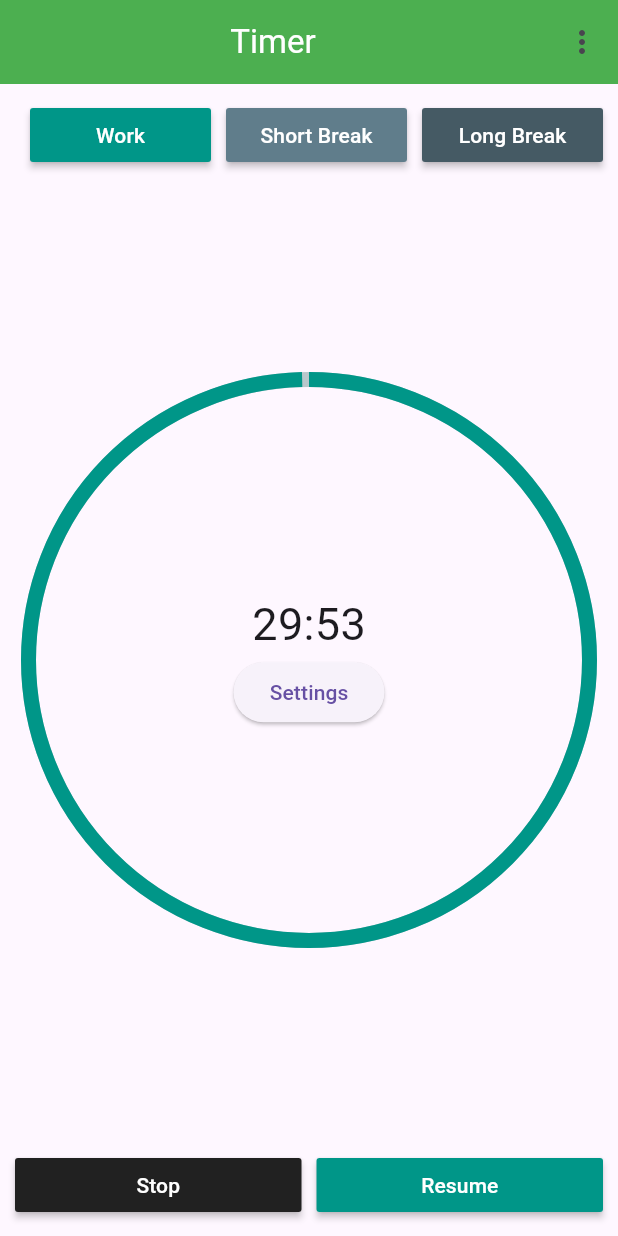
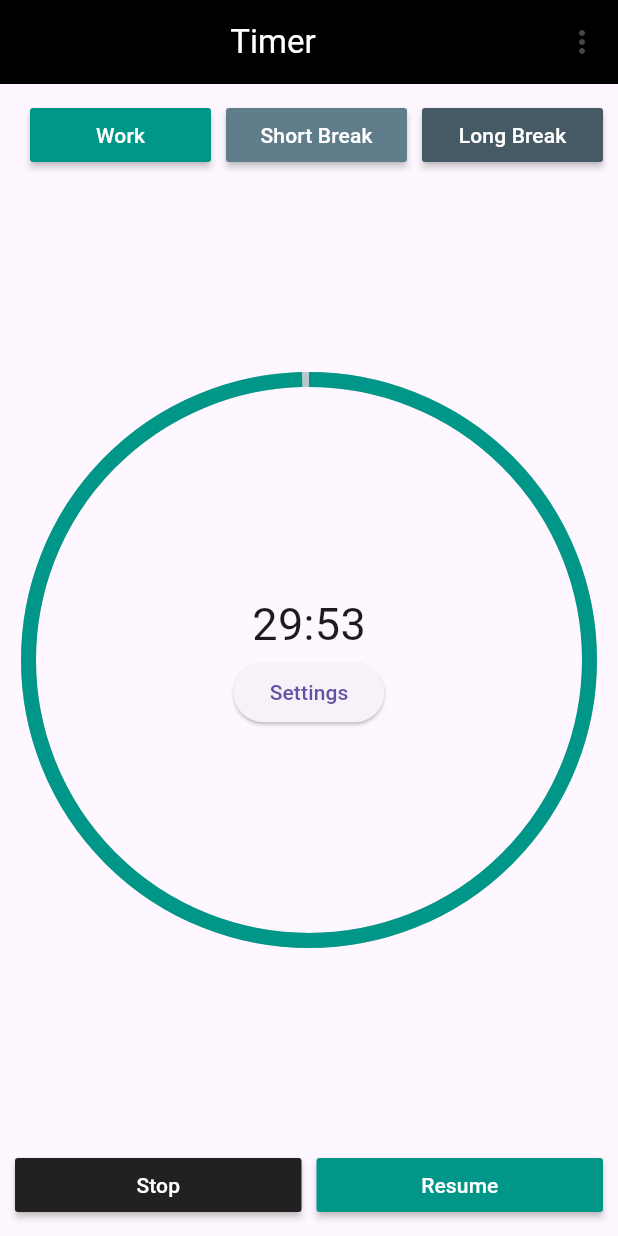
Before and after one commit to dkwhyd/timer_app, a Flutter app: the screen it shows after launch, on a phone screen of 412 x 824 dp. Run offline on Flutter 3.47's test engine with Material 3 defaults, Android fonts, the phone set to English and light mode, and no system bars; drawn by our look-alikes of percent_indicator; our stand-ins replace shared_preferences, vibration.

Commit message:
change color appbar

```diff
--- a/lib/widget/home.dart
+++ b/lib/widget/home.dart
@@ -30,7 +30,7 @@ class _MyHomePageState extends State<MyHomePage> {
     timer.startWork();
     return Scaffold(
       appBar: AppBar(
-        backgroundColor: Colors.green,
+        backgroundColor: Colors.black,
         title: Center(
           child: Text(
             widget.title,
@@ -117,8 +117,7 @@ class _MyHomePageState extends State<MyHomePage> {
                                     style: const TextStyle(fontSize: 30),
                                   ),
                                   ElevatedButton(
-                                      onPressed: ()=>{gotoSettings(context)},
-
+                                      onPressed: () => {gotoSettings(context)},
                                       child: const Text('Settings'))
                                 ],
                               ),
@@ -172,7 +171,7 @@ class _MyHomePageState extends State<MyHomePage> {
   }
 
   void gotoSettings(BuildContext context) {
-    Navigator.push(
-        context, MaterialPageRoute(builder: (context) => const SettingsScreen()));
+    Navigator.push(context,
+        MaterialPageRoute(builder: (context) => const SettingsScreen()));
   }
 }
```
